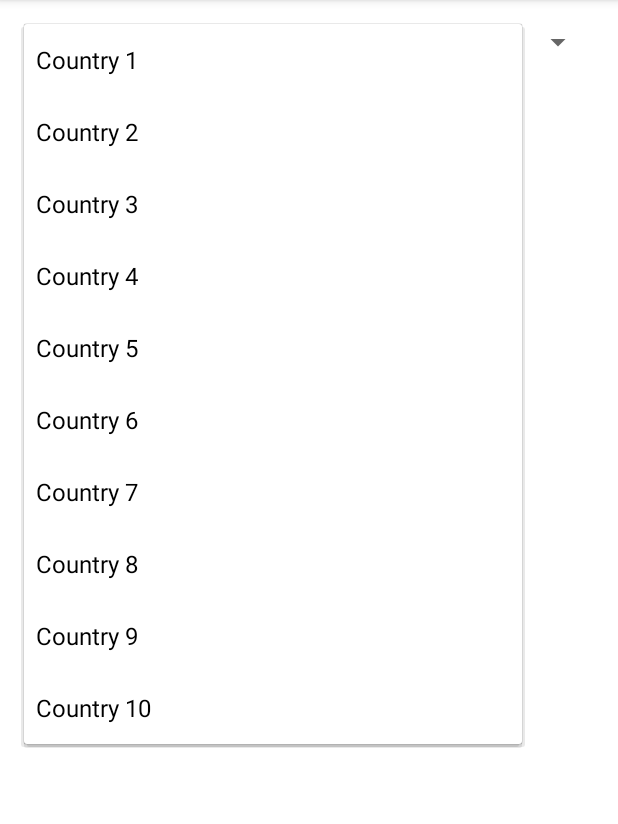
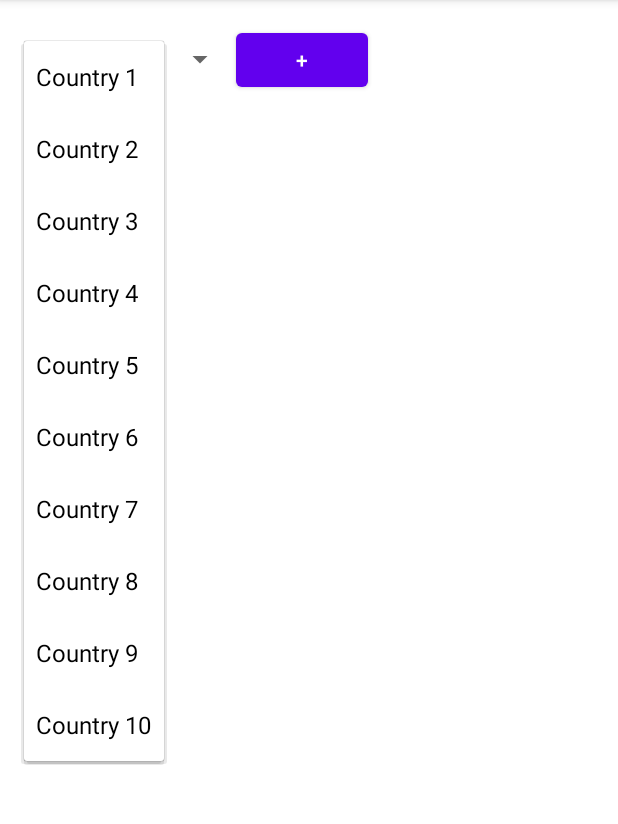
Before and after one commit to Baisalya/spinner, an Android app: the screen it shows after launch (MainActivity), after a tap on "Country 1", on a phone screen of 412 x 824 dp, the part 84-908 px from its top. Run offline under Robolectric (Android 15) with nearby library versions, the phone set to English and light mode, and no system bars.

Commit message:
road to success

```diff
--- a/app/src/main/res/layout/activity_main.xml
+++ b/app/src/main/res/layout/activity_main.xml
@@ -5,10 +5,17 @@
     android:layout_height="match_parent"
     android:padding="16dp"
     tools:context=".MainActivity">
+    <LinearLayout
+        android:id="@+id/ll"
+        android:layout_width="match_parent"
+        android:layout_height="wrap_content"
+        android:orientation="horizontal"
+        >
+
 
         <Spinner
             android:id="@+id/countrySpinner"
-        android:layout_width="match_parent"
+            android:layout_width="wrap_content"
             android:layout_height="wrap_content" />
 
         <Button
@@ -16,15 +23,14 @@
             android:layout_width="wrap_content"
             android:layout_height="wrap_content"
             android:layout_below="@id/countrySpinner"
-        android:layout_marginTop="16dp"
             android:text="+"
             android:enabled="false" />
-
+    </LinearLayout>
     <LinearLayout
         android:id="@+id/spinnerContainer"
         android:layout_width="match_parent"
         android:layout_height="wrap_content"
-        android:layout_below="@id/addButton"
+        android:layout_below="@id/ll"
         android:layout_marginTop="16dp"
         android:orientation="vertical" />
 
```
Lines whose indentation alone changed are shown as unchanged.
